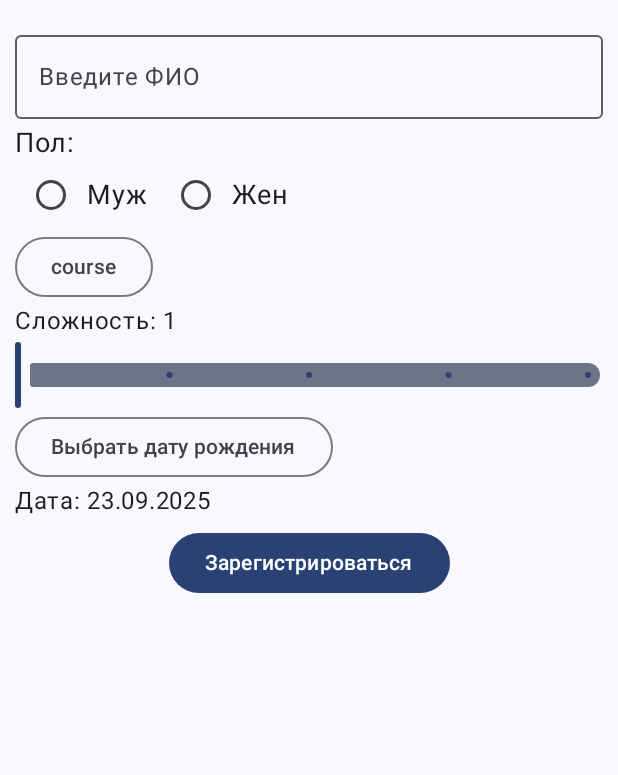
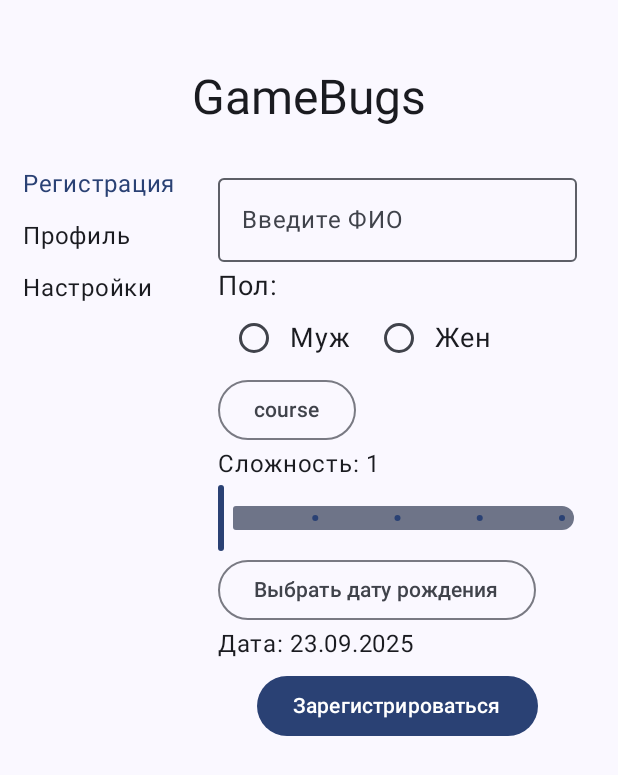
Before and after one commit to Giro216/GameBugs, an Android app built with Jetpack Compose: the screen it shows after launch (MainActivity), on a phone screen of 412 x 824 dp. Shown: the top 775 px of the screen. Run offline under Robolectric (Android 15) with nearby library versions, the phone set to English and light mode, and no system bars.

Commit message:
Start Lab3

```diff
--- a/app/src/main/java/com/example/gamebugs/MainActivity.kt
+++ b/app/src/main/java/com/example/gamebugs/MainActivity.kt
@@ -1,5 +1,6 @@
 package com.example.gamebugs
 
+import MainMenuPanel
 import android.os.Bundle
 import androidx.activity.ComponentActivity
 import androidx.activity.compose.setContent
@@ -8,10 +9,7 @@ import androidx.compose.foundation.layout.fillMaxSize
 import androidx.compose.material3.MaterialTheme
 import androidx.compose.material3.Surface
 import androidx.compose.ui.Modifier
-import androidx.compose.ui.node.DelegatableNode
-import androidx.compose.ui.res.stringResource
-import com.example.gamebugs.ui.components.GreetingImage
-import com.example.gamebugs.ui.components.GreetingText
+import com.example.gamebugs.ui.components.MainActivityGreeting
 import com.example.gamebugs.ui.components.RegistrationPanel
 import com.example.gamebugs.ui.theme.GameBugsTheme
 
@@ -25,15 +23,8 @@ class MainActivity : ComponentActivity() {
                     modifier = Modifier.fillMaxSize(),
                     color = MaterialTheme.colorScheme.background
                 ){
-                    RegistrationPanel()
+                    MainMenuPanel()
                 }
-
-//                Surface (
-//                    modifier = Modifier.fillMaxSize(),
-//                    color = MaterialTheme.colorScheme.background
-//                ) {
-//                    GreetingArticle()
-//                }
 
             }
         }
--- /dev/null
+++ b/app/src/main/java/com/example/gamebugs/ui/components/MainMenuPanel.kt
@@ -0,0 +1,98 @@
+import androidx.compose.foundation.clickable
+import androidx.compose.foundation.layout.Arrangement
+import androidx.compose.foundation.layout.Box
+import androidx.compose.foundation.layout.Column
+import androidx.compose.foundation.layout.Row
+import androidx.compose.foundation.layout.fillMaxHeight
+import androidx.compose.foundation.layout.fillMaxSize
+import androidx.compose.foundation.layout.fillMaxWidth
+import androidx.compose.foundation.layout.padding
+import androidx.compose.material3.MaterialTheme
+import androidx.compose.material3.Surface
+import androidx.compose.material3.Text
+import androidx.compose.runtime.Composable
+import androidx.compose.runtime.getValue
+import androidx.compose.runtime.mutableStateOf
+import androidx.compose.runtime.remember
+import androidx.compose.runtime.setValue
+import androidx.compose.ui.Alignment
+import androidx.compose.ui.Modifier
+import androidx.compose.ui.res.stringResource
+import androidx.compose.ui.tooling.preview.Preview
+import androidx.compose.ui.unit.dp
+import com.example.gamebugs.R
+import com.example.gamebugs.ui.components.RegistrationPanel
+import com.example.gamebugs.ui.theme.GameBugsTheme
+
+@Composable
+fun MainMenuPanel(){
+    var selectedTab by remember { mutableStateOf(0) }
+    val tabs = listOf("Регистрация", "Профиль", "Настройки")
+
+    Column(
+        verticalArrangement = Arrangement.Top,
+        modifier = Modifier
+            .fillMaxSize()
+            .padding(horizontal = 7.dp, vertical = 45.dp)
+    ) {
+        Text(
+            text = stringResource(R.string.app_name),
+            style = MaterialTheme.typography.headlineLarge,
+            modifier = Modifier
+                .align(Alignment.CenterHorizontally)
+        )
+
+        Row(
+            modifier = Modifier.fillMaxSize()
+        ) {
+            // Левая колонка с "вкладками"
+            Column(
+                verticalArrangement = Arrangement.Center,
+                modifier = Modifier
+                    .padding(vertical = 20.dp)
+            ) {
+                tabs.forEachIndexed { index, title ->
+                    Text(
+                        text = title,
+                        modifier = Modifier
+                            .padding(8.dp)
+                            .clickable { selectedTab = index },
+                        style = if (selectedTab == index) {
+                            MaterialTheme.typography.bodyLarge.copy(color = MaterialTheme.colorScheme.primary)
+                        } else {
+                            MaterialTheme.typography.bodyLarge
+                        }
+                    )
+                }
+            }
+
+            // Контент справа
+            Box(
+                modifier = Modifier
+                    .weight(1f)
+                    .fillMaxHeight()
+                    .padding(10.dp)
+            ) {
+                when (selectedTab) {
+                    0 -> RegistrationPanel()
+                    1 -> Text("Здесь будет профиль")
+                    2 -> Text("Здесь будут настройки")
+                }
+            }
+        }
+    }
+
+}
+
+@Preview
+@Composable
+fun PreviewMainMenuPanel(){
+    GameBugsTheme {
+        Surface(
+            modifier = Modifier.fillMaxSize(),
+            color = MaterialTheme.colorScheme.background
+        ) {
+            MainMenuPanel()
+        }
+    }
+}
```
